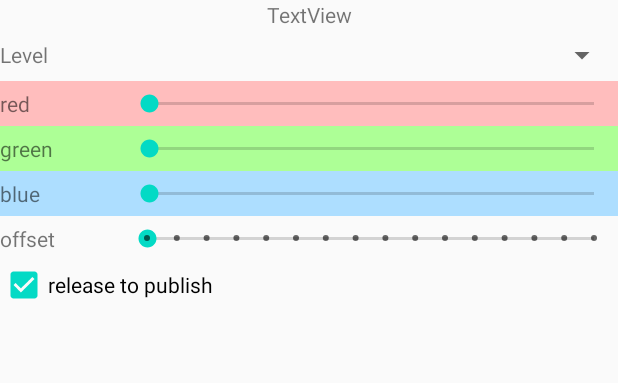
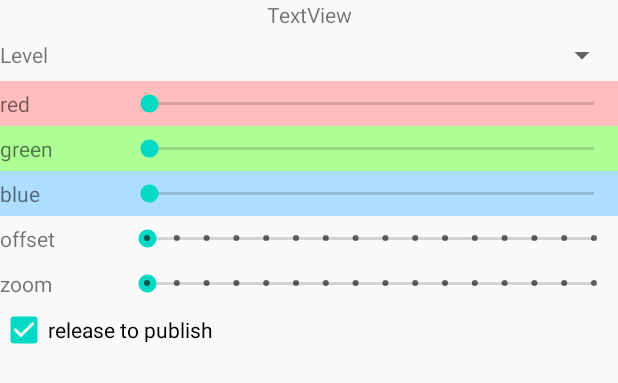
Before and after one commit to Sway-Light/sway-light-connect-android, an Android app: the layout fragment_music.xml on its own in the app's theme, with its tools: preview values and no code run, on a phone screen of 412 x 824 dp. Shown: the top 383 px of the screen. Run offline under Robolectric (Android 15) with nearby library versions, the phone set to English and light mode, and no system bars.

Commit message:
music加入zoom功能

```diff
--- a/MqttTester/src/main/res/layout/fragment_music.xml
+++ b/MqttTester/src/main/res/layout/fragment_music.xml
@@ -164,6 +164,35 @@
 
         </LinearLayout>
 
+        <LinearLayout
+            android:layout_width="match_parent"
+            android:layout_height="wrap_content"
+            android:orientation="horizontal"
+            android:paddingTop="5dp"
+            android:paddingBottom="5dp"
+            android:weightSum="10">
+
+            <TextView
+                android:id="@+id/tv_zoom"
+                android:layout_width="0dp"
+                android:layout_height="wrap_content"
+                android:layout_gravity="center_vertical"
+                android:layout_weight="2"
+                android:text="@string/zoom" />
+
+            <SeekBar
+                android:id="@+id/zoom_seekbar"
+                style="@style/Widget.AppCompat.SeekBar.Discrete"
+                android:layout_width="0dp"
+                android:layout_height="wrap_content"
+                android:layout_gravity="center_vertical"
+                android:layout_marginTop="0dp"
+                android:layout_weight="8"
+                android:max="15"
+                android:progress="0" />
+
+        </LinearLayout>
+
         <CheckBox
             android:id="@+id/release_publish_checkbox"
             android:layout_width="match_parent"
```
Also changed, not shown: MqttTester/src/main/java/com/swaylight/LightFragment.java (+11 -6 lines), MqttTester/src/main/java/com/swaylight/MusicFragment.java (+32 -3 lines).
